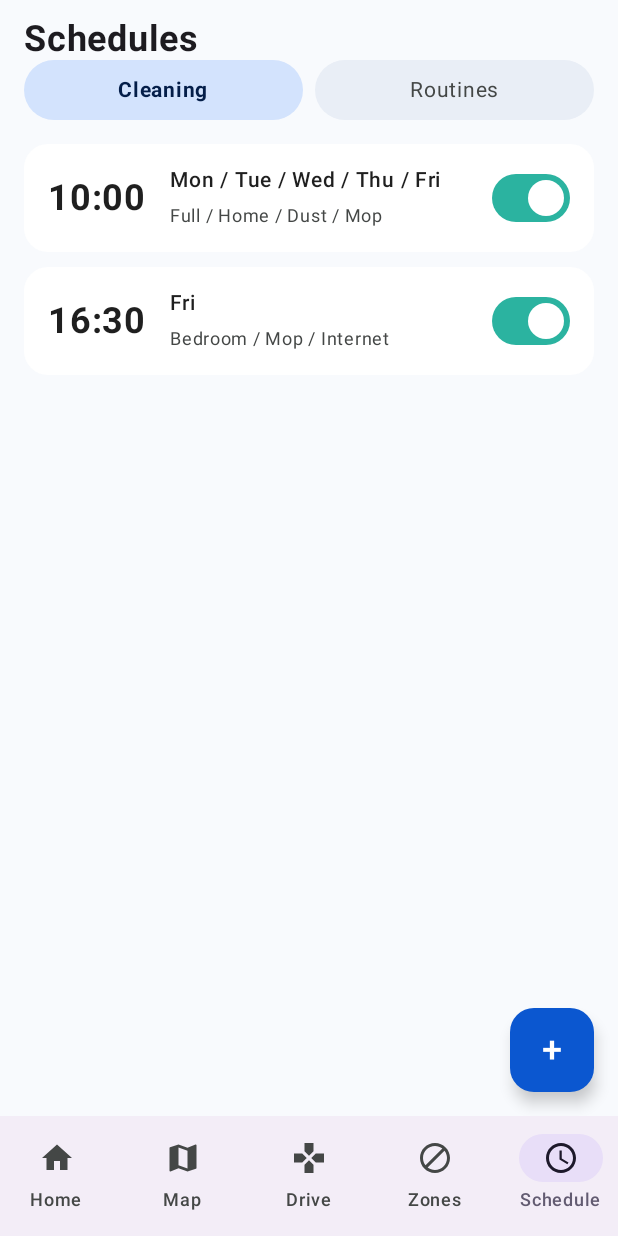
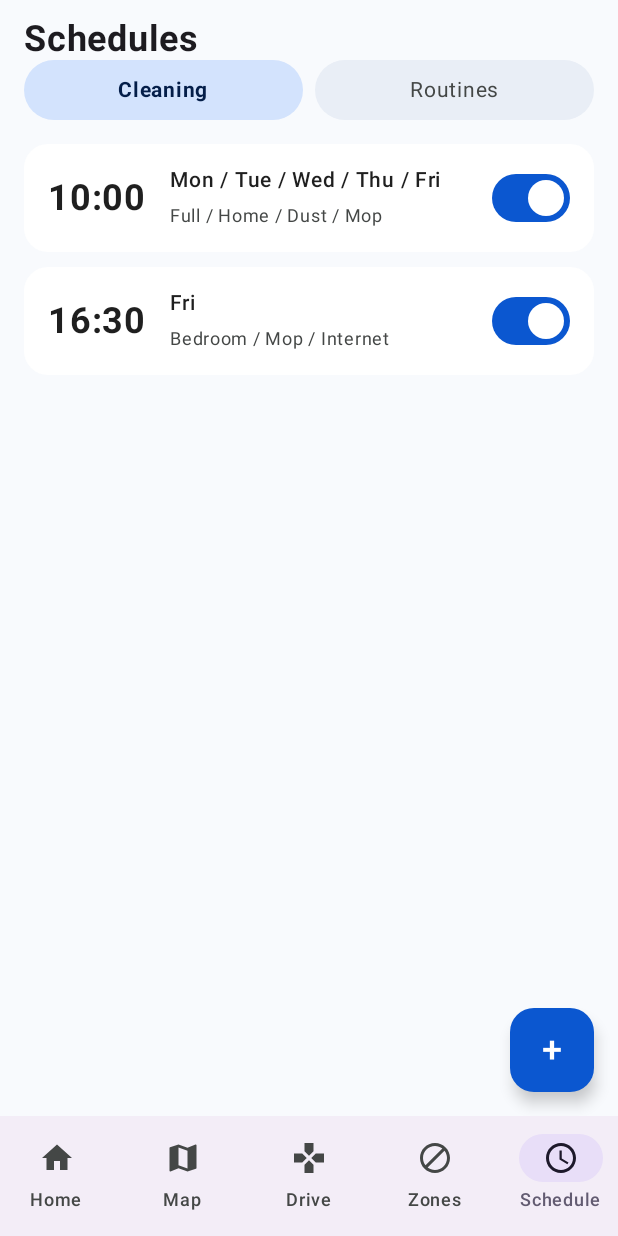
Before and after one commit to quangvu16/Navigation_app, an Android app built with Jetpack Compose: the screen it shows after launch (MainActivity), item 5 of the bottom bar chosen, on a phone screen of 412 x 824 dp. Run offline under Robolectric (Android 15) with nearby library versions, the phone set to English and light mode, and no system bars.

Commit message:
style(design): FINDING-001 - Google semantic color tokens, zero inline hex in screens
Phase 2 of the mobile-redesign-app plan. Theme.kt already carries the
Google/Material 3 scheme (primary #0B57D0, error #B3261E, containers,
light+dark roles); this phase tokenizes every screen literal on top of it:

- ui/theme/Theme.kt + semantic tokens: Positive, PositiveSolid,
  TargetGreen, HandleBlue, PauseGray, HeroTop/Bottom, MapGridLine,
  RoomTint, MapEditorBg/Outline - map/data colors keep their values but
  now have names (data semantics, not brand)
- Screen sweep: all 35 inline hexes in ui/ replaced with tokens (status
  greens, hero gradient, target marker, editor colors, pause gray, room
  tints); map pixel builders use MapWall/MapFree.toArgb(); transparent
  unknown cells use Color.TRANSPARENT; MapExport palette shares the same
  tokens; fixed a self-referential HandleBlue left by the sweep
- DangerRed/RobotOrange were already snapped to Material 3 error/primary

FINDING-001 -> fixed (grep:0 hex literals outside theme/). Dark-mode
parity holds because screens now read scheme-aware tokens. All33 JVM
tests pass; APK builds.

Co-Authored-By: Claude Code <noreply@anthropic.com>

```diff
--- a/android/VacuumNav/app/src/main/java/com/vacuum/nav/ui/HomeScreen.kt
+++ b/android/VacuumNav/app/src/main/java/com/vacuum/nav/ui/HomeScreen.kt
@@ -1,8 +1,6 @@
 package com.vacuum.nav.ui
 
-import com.vacuum.nav.ui.theme.Rd
-import com.vacuum.nav.ui.theme.Sp
-import com.vacuum.nav.ui.theme.Ts
+import com.vacuum.nav.ui.theme.*
 
 import androidx.compose.foundation.background
 import androidx.compose.foundation.layout.Arrangement
@@ -179,7 +177,7 @@ fun HomeScreen(
                         color = when {
                             eStop -> MaterialTheme.colorScheme.error
                             autoClean -> RobotOrange
-                            else -> Color(0xFF7BE0B0)
+                            else -> Positive
                         }.copy(alpha = 0.15f),
                     ) {
                         Text(
@@ -193,7 +191,7 @@ fun HomeScreen(
                             color = when {
                                 eStop -> MaterialTheme.colorScheme.error
                                 autoClean -> RobotOrange
-                                else -> Color(0xFF7BE0B0)
+                                else -> Positive
                             },
                             modifier = Modifier.padding(
                                 horizontal = 10.dp, vertical = 4.dp),
@@ -207,7 +205,7 @@ fun HomeScreen(
                     Modifier.size(150.dp)
                         .background(
                             Brush.radialGradient(
-                                listOf(Color(0xFF37474F), Color(0xFF263238))
+                                listOf(HeroTop, HeroBottom)
                             ),
                             CircleShape,
                         ),
--- a/android/VacuumNav/app/src/main/java/com/vacuum/nav/ui/SchedulesScreen.kt
+++ b/android/VacuumNav/app/src/main/java/com/vacuum/nav/ui/SchedulesScreen.kt
@@ -1,8 +1,6 @@
 package com.vacuum.nav.ui
 
-import com.vacuum.nav.ui.theme.Rd
-import com.vacuum.nav.ui.theme.Sp
-import com.vacuum.nav.ui.theme.Ts
+import com.vacuum.nav.ui.theme.*
 
 import androidx.compose.foundation.layout.Arrangement
 import androidx.compose.foundation.layout.Box
@@ -195,7 +193,7 @@ private fun ScheduleRow(s: Schedule, onToggle: (Boolean) -> Unit,
                 checked = s.enabled,
                 onCheckedChange = onToggle,
                 colors = SwitchDefaults.colors(
-                    checkedTrackColor = Color(0xFF2BB3A0),
+                    checkedTrackColor = RobotOrange,
                     checkedThumbColor = Color.White,
                 ),
             )
--- a/android/VacuumNav/app/src/main/java/com/vacuum/nav/ui/theme/Theme.kt
+++ b/android/VacuumNav/app/src/main/java/com/vacuum/nav/ui/theme/Theme.kt
@@ -17,6 +17,23 @@ val MapWall = Color(0xFF4A4D52)
 val RobotOrange = Color(0xFF0B57D0)
 val LidarCyan = Color(0xFF00B8D4)
 val DangerRed = Color(0xFFB3261E)
+
+// ---------------------------------------------------------------------------
+// Semantic tokens - Phase 2 of the redesign (design-baseline.json
+// FINDING-001): single sources for the literals that used to live inline
+// in screen files. Map/data colors are data semantics, not brand - they
+// keep their values but must be referenced through these names.
+val Positive = Color(0xFF7BE0B0)        // status OK on dark surfaces
+val PositiveSolid = Color(0xFF1E8E3E)   // status OK on light surfaces
+val TargetGreen = Color(0xFF4CAF50)     // tracked-target marker on the map
+val HandleBlue = Color(0xFF2196F3)      // zone editor handles
+val PauseGray = Color(0xFF9E9E9E)       // paused/inactive controls
+val HeroTop = Color(0xFF37474F)         // hero-card gradient, light theme
+val HeroBottom = Color(0xFF263238)
+val MapGridLine = Color(0xFFE2E6EA)     // editor grid hairlines
+val RoomTint = Color(0xFFB3E5FC)        // room backdrop in the zone editor
+val MapEditorBg = Color(0xFFF4F6F8)     // zone-editor canvas background
+val MapEditorOutline = Color(0x66888888) // room outline in the editor
 
 private val LightColors = lightColorScheme(
     primary = RobotOrange,
```
Also changed, not shown: android/VacuumNav/app/src/main/java/com/vacuum/nav/data/MapExport.kt (+5 -2 lines), android/VacuumNav/app/src/main/java/com/vacuum/nav/ui/MapCanvas.kt (+4 -4 lines), android/VacuumNav/app/src/main/java/com/vacuum/nav/ui/MapScreen.kt (+9 -10 lines), android/VacuumNav/app/src/main/java/com/vacuum/nav/ui/ZonesScreen.kt (+5 -8 lines), 3 other files.
